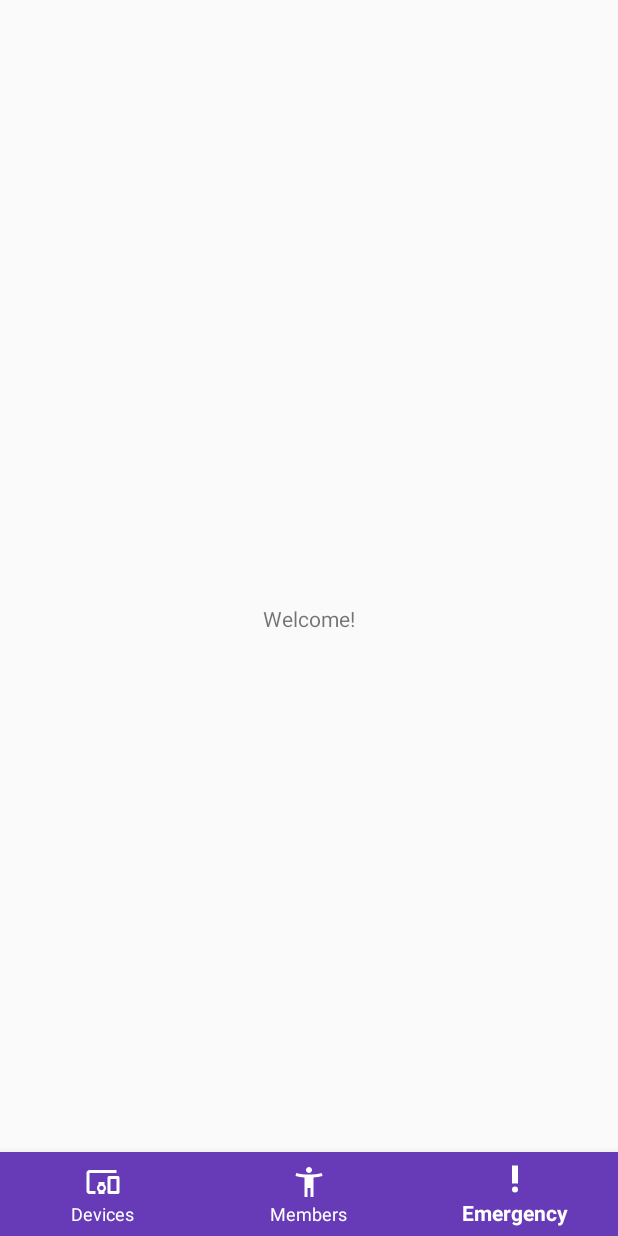
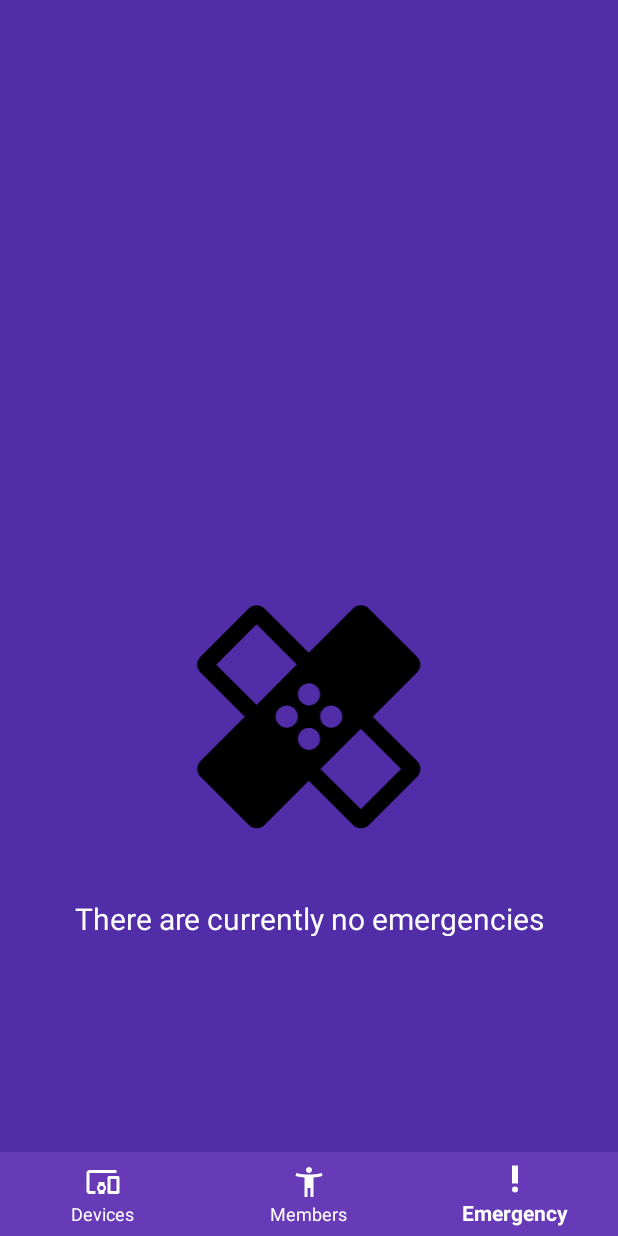
Before and after one commit to Loptt/pec-emergency-system, an Android app: the screen it shows after launch once a user with an empty profile is signed in (MainActivity), item 3 of the bottom bar chosen, on a phone screen of 412 x 824 dp. Run offline under Robolectric (Android 15) with nearby library versions, the phone set to English and light mode, and no system bars; our stand-ins replace Firebase (no records; nobody signed in at launch, a user with empty details on screens opened directly).

Commit message:
Prototype Finished

```diff
--- a/App/EmergencySystem/app/build.gradle
+++ b/App/EmergencySystem/app/build.gradle
@@ -26,7 +26,8 @@ dependencies {
     implementation 'com.android.support:design:27.1.1'
     implementation 'com.android.support:support-vector-drawable:27.1.1'
     implementation 'com.android.support:support-v4:27.1.1'
-    implementation 'com.google.firebase:firebase-auth:11.6.0'
+    implementation 'com.google.code.gson:gson:2.8.2'
+    implementation 'com.google.firebase:firebase-auth:16.0.3'
     implementation 'com.android.support:recyclerview-v7:27.1.1'
     testImplementation 'junit:junit:4.12'
     androidTestImplementation 'com.android.support.test:runner:1.0.2'
--- a/App/EmergencySystem/app/src/main/AndroidManifest.xml
+++ b/App/EmergencySystem/app/src/main/AndroidManifest.xml
@@ -3,8 +3,6 @@
     package="com.pacosanchez.emergencysystem">
 
     <uses-permission android:name="android.permission.INTERNET" />
-    <uses-permission android:name="android.permission.READ_EXTERNAL_STORAGE"></uses-permission>
-    <uses-permission android:name="android.permission.WRITE_EXTERNAL_STORAGE"></uses-permission>
 
     <application
         android:allowBackup="true"
--- /dev/null
+++ b/App/EmergencySystem/app/src/main/java/com/pacosanchez/emergencysystem/Device.java
@@ -0,0 +1,55 @@
+package com.pacosanchez.emergencysystem;
+
+public class Device {
+
+    String sName;
+    String sType;
+    String sStatus;
+    String sIp;
+
+    public Device() {
+        this.sName = "";
+        this.sType="";
+        this.sStatus="0";
+        this.sIp="0";
+    }
+
+    public Device(String sName, String sType, String sStatus, String sIp) {
+        this.sName = sName;
+        this.sType = sType;
+        this.sStatus = sStatus;
+        this.sIp = sIp;
+    }
+
+    public String getsName() {
+        return sName;
+    }
+
+    public void setsName(String sName) {
+        this.sName = sName;
+    }
+
+    public String getsType() {
+        return sType;
+    }
+
+    public void setsType(String sType) {
+        this.sType = sType;
+    }
+
+    public String getsStatus() {
+        return sStatus;
+    }
+
+    public void setsStatus(String sStatus) {
+        this.sStatus = sStatus;
+    }
+
+    public String getsIp() {
+        return sIp;
+    }
+
+    public void setsIp(String sIp) {
+        this.sIp = sIp;
+    }
+}
--- a/App/EmergencySystem/app/src/main/java/com/pacosanchez/emergencysystem/fragment_devices.java
+++ b/App/EmergencySystem/app/src/main/java/com/pacosanchez/emergencysystem/fragment_devices.java
@@ -1,13 +1,19 @@
 package com.pacosanchez.emergencysystem;
+
 
 import android.content.Intent;
 import android.os.Bundle;
+import android.support.v4.app.Fragment;
 import android.view.LayoutInflater;
 import android.view.View;
 import android.view.ViewGroup;
-import android.support.v4.app.Fragment;
 import android.widget.Button;
 import android.widget.ImageButton;
+import android.widget.LinearLayout;
+import android.widget.TextView;
+
+import java.util.ArrayList;
+
 
 
 public class fragment_devices extends Fragment implements View.OnClickListener {
@@ -15,6 +21,9 @@ public class fragment_devices extends Fragment implements View.OnClickListener {
     Intent addRaspIntent;
     ImageButton bAddDevice;
     Button addPulseraB;
+
+    ArrayList<Device> deviceList = new ArrayList<>();
+
 
     public static fragment_devices newInstance(){
         fragment_devices fragment = new fragment_devices();
@@ -28,18 +37,33 @@ public class fragment_devices extends Fragment implements View.OnClickListener {
 
         addRaspIntent = new Intent(getActivity(),addDevice.class);
 
-
-
     }
 
     @Override
     public View onCreateView(LayoutInflater inflater, ViewGroup container,
                              Bundle savedInstanceState) {
         View v = inflater.inflate(R.layout.fragment_devices, container, false);
+
         bAddDevice = v.findViewById(R.id.bAddDevice);
         addPulseraB = v.findViewById(R.id.addPulsera);
         bAddDevice.setOnClickListener(this);
         addPulseraB.setOnClickListener(this);
+
+        deviceList.add(new Device("Brain","Raspberry Pi","Online","10.12.222.146"));
+
+
+        LinearLayout deviceDisplay = v.findViewById(R.id.idDeviceDisplay);
+
+        if(deviceList.size()>0) {
+            for (int i = 0; i < deviceList.size(); i++) {
+                TextView textView = new TextView(getActivity());
+                textView.setText(deviceList.get(i).getsType() + ": " + deviceList.get(i).getsName());
+                textView.setTextSize(18);
+                textView.setHeight(100);
+                deviceDisplay.addView(textView);
+
+            }
+        }
 
         return v;
 
--- /dev/null
+++ b/App/EmergencySystem/app/src/main/res/drawable/ic_round_healing_24px.xml
@@ -0,0 +1,4 @@
+<vector android:height="48dp" android:viewportHeight="24"
+    android:viewportWidth="24" android:width="48dp" xmlns:android="http://schemas.android.com/apk/res/android">
+    <path android:fillColor="#FF000000" android:pathData="M17.73,12.02l3.98,-3.98c0.39,-0.39 0.39,-1.02 0,-1.41l-4.34,-4.34c-0.39,-0.39 -1.02,-0.39 -1.41,0l-3.98,3.98L8,2.29C7.8,2.1 7.55,2 7.29,2c-0.25,0 -0.51,0.1 -0.7,0.29L2.25,6.63c-0.39,0.39 -0.39,1.02 0,1.41l3.98,3.98L2.25,16c-0.39,0.39 -0.39,1.02 0,1.41l4.34,4.34c0.39,0.39 1.02,0.39 1.41,0l3.98,-3.98l3.98,3.98c0.2,0.2 0.45,0.29 0.71,0.29c0.26,0 0.51,-0.1 0.71,-0.29l4.34,-4.34c0.39,-0.39 0.39,-1.02 0,-1.41L17.73,12.02zM12,9c0.55,0 1,0.45 1,1s-0.45,1 -1,1s-1,-0.45 -1,-1S11.45,9 12,9zM7.29,10.96L3.66,7.34l3.63,-3.63l3.62,3.62L7.29,10.96zM10,13c-0.55,0 -1,-0.45 -1,-1s0.45,-1 1,-1s1,0.45 1,1S10.55,13 10,13zM12,15c-0.55,0 -1,-0.45 -1,-1s0.45,-1 1,-1s1,0.45 1,1S12.55,15 12,15zM14,11c0.55,0 1,0.45 1,1s-0.45,1 -1,1s-1,-0.45 -1,-1S13.45,11 14,11zM16.66,20.34l-3.63,-3.62l3.63,-3.63l3.62,3.62L16.66,20.34z"/>
+</vector>
--- a/App/EmergencySystem/app/src/main/res/layout/fragment_devices.xml
+++ b/App/EmergencySystem/app/src/main/res/layout/fragment_devices.xml
@@ -47,6 +47,7 @@
         app:layout_constraintVertical_bias="1.0">
 
         <LinearLayout
+            android:id="@+id/idDeviceDisplay"
             android:layout_width="match_parent"
             android:layout_height="wrap_content"
             android:background="@drawable/rounded_constraint_dstatus"
--- a/App/EmergencySystem/app/src/main/res/layout/fragment_emergency.xml
+++ b/App/EmergencySystem/app/src/main/res/layout/fragment_emergency.xml
@@ -2,16 +2,34 @@
     xmlns:app="http://schemas.android.com/apk/res-auto"
     xmlns:tools="http://schemas.android.com/tools"
     android:layout_width="match_parent"
-    android:layout_height="match_parent">
+    android:layout_height="match_parent"
+    android:background="@color/colorPrimaryDark">
 
+
+    <ImageView
+        android:id="@+id/healingIcon"
+        android:layout_width="244dp"
+        android:layout_height="178dp"
+        android:layout_marginBottom="32dp"
+        android:layout_marginEnd="8dp"
+        android:layout_marginLeft="8dp"
+        android:layout_marginRight="8dp"
+        android:layout_marginStart="8dp"
+        app:layout_constraintBottom_toTopOf="@+id/textView"
+        app:layout_constraintEnd_toEndOf="parent"
+        app:layout_constraintStart_toStartOf="parent"
+        app:srcCompat="@drawable/ic_round_healing_24px" />
 
     <TextView
         android:id="@+id/textView"
         android:layout_width="wrap_content"
-        android:layout_height="wrap_content"
-        android:text="@string/Welcome_Text"
+        android:layout_height="25dp"
+        android:layout_marginBottom="200dp"
+        android:text="There are currently no emergencies"
+        android:textColor="@color/colorTextIcons"
+        android:textSize="20sp"
         app:layout_constraintBottom_toBottomOf="parent"
         app:layout_constraintEnd_toEndOf="parent"
-        app:layout_constraintStart_toStartOf="parent"
-        app:layout_constraintTop_toTopOf="parent" />
+        app:layout_constraintStart_toStartOf="parent" />
+
 </android.support.constraint.ConstraintLayout>
--- a/App/EmergencySystem/app/src/main/res/values/strings.xml
+++ b/App/EmergencySystem/app/src/main/res/values/strings.xml
@@ -30,6 +30,8 @@
     <string name="raspName_hint">Name</string>
     <string name="raspip_hint">Ip Address</string>
 
+    <string name ="Help_text">Help Me!</string>
+
     <string name="action_settings">Action Settings</string>
     <!-- TODO: Remove or change this placeholder text -->
     <string name="hello_blank_fragment">Hello blank fragment</string>
```
Also changed, not shown: App/EmergencySystem/app/src/main/java/com/pacosanchez/emergencysystem/Device_DB.java (deleted, +0 -42 lines), App/EmergencySystem/app/src/main/java/com/pacosanchez/emergencysystem/addDevice.java (+7 -6 lines), App/EmergencySystem/app/src/main/java/com/pacosanchez/emergencysystem/fragment_emergency.java (+24 -1 lines), App/EmergencySystem/app/src/main/res/layout/activity_login.xml (+16 -16 lines), App/EmergencySystem/app/src/main/res/drawable/spec.png (added).
